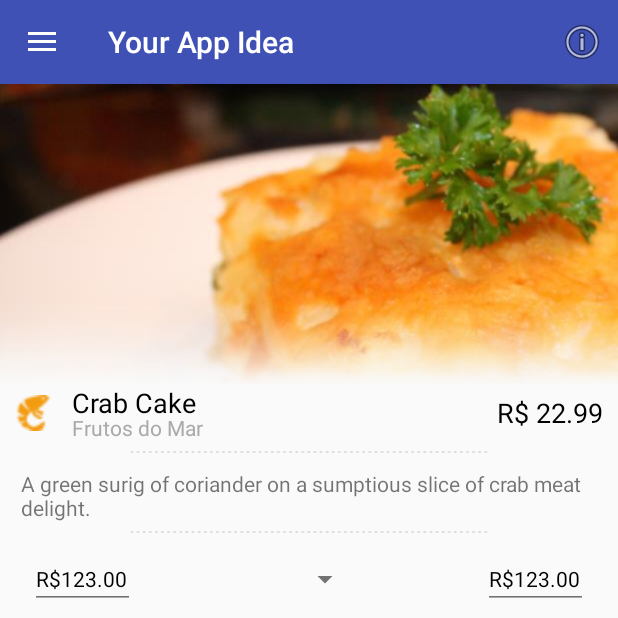
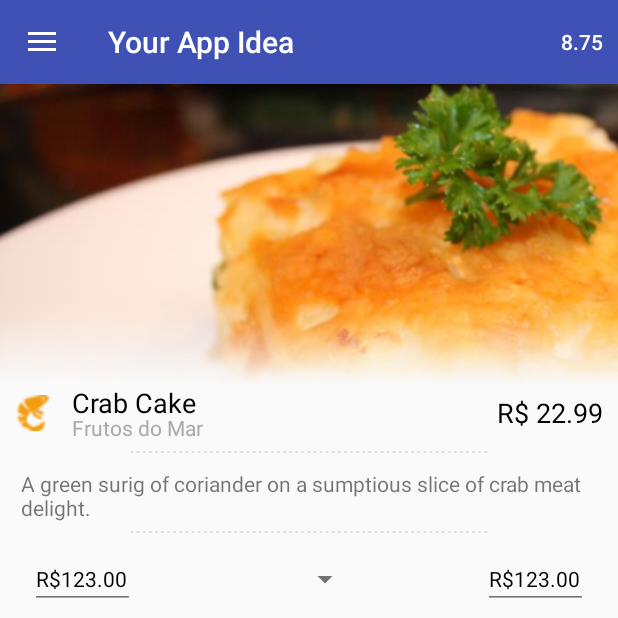
Before and after one commit to alessandrogurgel/pedefacil, an Android app: the fragment PratoMainFragment placed in its activity, on a phone screen of 412 x 824 dp, the top half of it. Run offline under Robolectric (Android 15) with nearby library versions, the phone set to English and light mode, and no system bars; our stand-ins replace AdMob, Dagger/Hilt's generated code; libraries missing offline, so code that uses them is left out: com.afollestad.materialdialogs, com.facebook, com.facebook.model, com.rey.material; plain views replace Button, EditText, Spinner; 25 statements that could not run were skipped.

Commit message:
colocando rating em pratos

```diff
--- a/YourAppIdea/src/main/java/org/michenux/yourappidea/restaurante/cardapio/CardapioAdapter.java
+++ b/YourAppIdea/src/main/java/org/michenux/yourappidea/restaurante/cardapio/CardapioAdapter.java
@@ -35,6 +35,7 @@ public class CardapioAdapter extends ArrayAdapter<CardapioItem> {
         TextView name = (TextView) itemView.findViewById(R.id.cardapio_item_name);
         TextView category = (TextView) itemView.findViewById(R.id.cardapio_item_category);
         TextView price = (TextView) itemView.findViewById(R.id.cardapio_item_price);
+        TextView rating = (TextView) itemView.findViewById(R.id.cardapio_item_rating);
 
         picture.setImageDrawable(ResourceUtils.getDrawableByName(
                 cardapioItem.getImageName(), this.getContext()));
@@ -42,6 +43,7 @@ public class CardapioAdapter extends ArrayAdapter<CardapioItem> {
         name.setText(cardapioItem.getName());
         category.setText(cardapioItem.getCategory());
         price.setText(String.format("R$ %.2f", cardapioItem.getPrice()));
+        rating.setText(String.format("nota: %.2f", cardapioItem.getRating()));
     }
 
     @Override
--- a/YourAppIdea/src/main/java/org/michenux/yourappidea/restaurante/cardapio/CardapioContentProvider.java
+++ b/YourAppIdea/src/main/java/org/michenux/yourappidea/restaurante/cardapio/CardapioContentProvider.java
@@ -38,18 +38,18 @@ public class CardapioContentProvider
 
 
         cardapio = new ArrayList<CardapioItem>();
-        CardapioItem c1 = new CardapioItem(0, "Crab Cake", "pic01", "A green surig of coriander on a sumptious slice of crab meat delight.", 22.99, "Frutos do Mar");
-        CardapioItem c2 = new CardapioItem(1, "Chocolate Pancakes", "pic02", "A rich creamy chocolate delight of thick creamy chocolate sauce on a hot fresh pancake.", 12.50, "Sobremesas", sorveteOpcinais);
-        CardapioItem c3 = new CardapioItem(2, "Steak Sirloin", "pic03", "A Think rump of meat roasted to perfection and accompanied by an illegal sauce.", 44.99, "Carnes", carneOpcionais);;
-        CardapioItem c4 = new CardapioItem(3, "Chicken Burger", "pic04", "2 pieces of fresh bread with slices of the finest chicken between them.", 30.99, "Sanduíches", sanduicheOpcinais);
-        CardapioItem c5 = new CardapioItem(4, "Swizz Ham and Cheese", "pic05", "Last meal of felons in Switzerland.\n A little more descriptive text comes here to fill space.\n We charge You Rs.", 15.00, "Aperitivos");
-        CardapioItem c6 = new CardapioItem(5, "Sea Food Platter", "pic06", "Freshly caught Prawns, Crabs and other shellfish marinated in a spicy tomato sauce for your rioting taste buds.", 62.20, "Frutos do Mar");
-        CardapioItem c7 = new CardapioItem(6, "Deluxe Sandwich", "pic07", "2 pieces of fresh bread with slices of the finest chicken roasted with awesome oil between them.\n Eat it to experience it!", 22.00, "Sanduíches", sanduicheOpcinais);
-        CardapioItem c8 = new CardapioItem(7, "Pepperoni Pizza", "pic08", "An Italian Delight for the palate to enjoy. Feshly baked in a traditional oven, this is something you dont want to miss.", 33.99, "Pizzas", massaOpcinais);
-        CardapioItem c9 = new CardapioItem(8, "Chinese Meal", "pic09", "Rice, Some Balls and Veggies. \n mmm... made in china.", 18.50, "Comida Chinesa");
-        CardapioItem c10 = new CardapioItem(9, "Chocolate Dosa Rolled", "pic10", "A rolled delight of culinary masterpiece that nations have gone to war for its recipe.", 14.00, "Sobremesas", sorveteOpcinais);
-        CardapioItem c11 = new CardapioItem(10, "Allegro Pasta", "pic11", "A unique blend of a secret sauce as well as traditional pasta cooking techniques handed over from father to son over 20 generations.", 41.00, "Massas", massaOpcinais);
-        CardapioItem c12 = new CardapioItem(11, "Chocolate Muffin", "pic12", "Delicious", 12.75, "Sobremesas", sorveteOpcinais);
+        CardapioItem c1 = new CardapioItem(0, "Crab Cake", "pic01", "A green surig of coriander on a sumptious slice of crab meat delight.", 22.99, "Frutos do Mar", 8.75);
+        CardapioItem c2 = new CardapioItem(1, "Chocolate Pancakes", "pic02", "A rich creamy chocolate delight of thick creamy chocolate sauce on a hot fresh pancake.", 12.50, "Sobremesas", 9, sorveteOpcinais);
+        CardapioItem c3 = new CardapioItem(2, "Steak Sirloin", "pic03", "A Think rump of meat roasted to perfection and accompanied by an illegal sauce.", 44.99, "Carnes", 9.3, carneOpcionais);;
+        CardapioItem c4 = new CardapioItem(3, "Chicken Burger", "pic04", "2 pieces of fresh bread with slices of the finest chicken between them.", 30.99, "Sanduíches", 8.2, sanduicheOpcinais);
+        CardapioItem c5 = new CardapioItem(4, "Swizz Ham and Cheese", "pic05", "Last meal of felons in Switzerland.\n A little more descriptive text comes here to fill space.\n We charge You Rs.", 15.00, "Aperitivos", 8);
+        CardapioItem c6 = new CardapioItem(5, "Sea Food Platter", "pic06", "Freshly caught Prawns, Crabs and other shellfish marinated in a spicy tomato sauce for your rioting taste buds.", 62.20, "Frutos do Mar", 9.1);
+        CardapioItem c7 = new CardapioItem(6, "Deluxe Sandwich", "pic07", "2 pieces of fresh bread with slices of the finest chicken roasted with awesome oil between them.\n Eat it to experience it!", 22.00, "Sanduíches", 7.9, sanduicheOpcinais);
+        CardapioItem c8 = new CardapioItem(7, "Pepperoni Pizza", "pic08", "An Italian Delight for the palate to enjoy. Feshly baked in a traditional oven, this is something you dont want to miss.", 33.99, "Pizzas", 9, massaOpcinais);
+        CardapioItem c9 = new CardapioItem(8, "Chinese Meal", "pic09", "Rice, Some Balls and Veggies. \n mmm... made in china.", 18.50, "Comida Chinesa", 8.5);
+        CardapioItem c10 = new CardapioItem(9, "Chocolate Dosa Rolled", "pic10", "A rolled delight of culinary masterpiece that nations have gone to war for its recipe.", 14.00, "Sobremesas", 9.3, sorveteOpcinais);
+        CardapioItem c11 = new CardapioItem(10, "Allegro Pasta", "pic11", "A unique blend of a secret sauce as well as traditional pasta cooking techniques handed over from father to son over 20 generations.", 41.00, "Massas", 9.2, massaOpcinais);
+        CardapioItem c12 = new CardapioItem(11, "Chocolate Muffin", "pic12", "Delicious", 12.75, "Sobremesas", 9, sorveteOpcinais);
 
         cardapio.add(c1);
         cardapio.add(c2);
--- a/YourAppIdea/src/main/java/org/michenux/yourappidea/restaurante/cardapio/CardapioItem.java
+++ b/YourAppIdea/src/main/java/org/michenux/yourappidea/restaurante/cardapio/CardapioItem.java
@@ -8,7 +8,7 @@ import java.util.List;
  */
 public class CardapioItem {
 
-    public CardapioItem(int id, String name, String imageName, String description, double price, String category, List<Opcional> opcionais ) {
+    public CardapioItem(int id, String name, String imageName, String description, double price, String category, double rating, List<Opcional> opcionais ) {
         this.name = name;
         this.category = category;
         this.price = price;
@@ -16,9 +16,10 @@ public class CardapioItem {
         this.description = description;
         this.id = id;
         this.opcionais = opcionais;
+        this.rating = rating;
     }
 
-    public CardapioItem(int id, String name, String imageName, String description, double price, String category ) {
+    public CardapioItem(int id, String name, String imageName, String description, double price, String category , double rating) {
         this.name = name;
         this.category = category;
         this.price = price;
@@ -26,6 +27,7 @@ public class CardapioItem {
         this.description = description;
         this.id = id;
         this.opcionais = new ArrayList<Opcional>();
+        this.rating = rating;
     }
 
     private List<Opcional> opcionais;
@@ -41,6 +43,8 @@ public class CardapioItem {
     private String description;
 
     private int id;
+
+    private double rating;
 
     public List<Opcional> getOpcionais() {
         return opcionais;
@@ -108,4 +112,12 @@ public class CardapioItem {
         this.imageName = imageName;
     }
 
+    public double getRating() {
+        return rating;
+    }
+
+    public void setRating(double rating) {
+        this.rating = rating;
+    }
+
 }
--- a/YourAppIdea/src/main/java/org/michenux/yourappidea/restaurante/pedido/PedidoFragment.java
+++ b/YourAppIdea/src/main/java/org/michenux/yourappidea/restaurante/pedido/PedidoFragment.java
@@ -97,6 +97,8 @@ public class PedidoFragment extends Fragment
                             PedidoAbertoManager.getInstance().enviarPedido();
                             Toast.makeText(getActivity(), "Pedido enviado para cozinha.", Toast.LENGTH_SHORT).show();
                             handleConfirmButtonText(confirmarButton);
+                            handleConfirmButtonClickEvent(confirmarButton, valorTotal, total );
+
                             super.onPositiveActionClicked(fragment);
                         }
                     };
--- a/YourAppIdea/src/main/res/menu/prato_menu.xml
+++ b/YourAppIdea/src/main/res/menu/prato_menu.xml
@@ -3,10 +3,11 @@
 <menu xmlns:android="http://schemas.android.com/apk/res/android"
     xmlns:yourapp="http://schemas.android.com/apk/res-auto">
 
-    <item
-        android:id="@+id/prato_menu_info"
-        android:titleCondensed="Info"
-        android:title="Info"
-        android:icon="@android:drawable/ic_menu_info_details"
-        yourapp:showAsAction="always"/>
+    <group android:id="@+id/prato_rating_group">
+        <item
+            android:id="@+id/prato_rating"
+            android:title="9.2"
+            yourapp:showAsAction="always"/>
+    </group>
+
 </menu>
```
Also changed, not shown: YourAppIdea/src/main/java/org/michenux/yourappidea/restaurante/prato/PratoMainFragment.java (+10 -7 lines), YourAppIdea/src/main/res/layout/cardapio_list_item.xml (+12 -1 lines), YourAppIdea/src/main/res/drawable-xhdpi/star.png (added).
